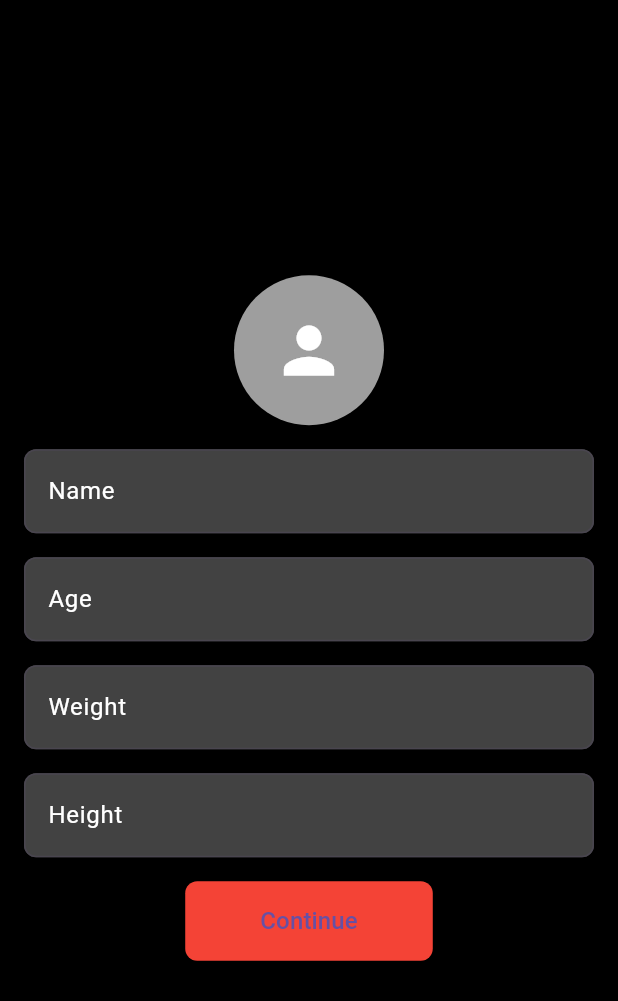
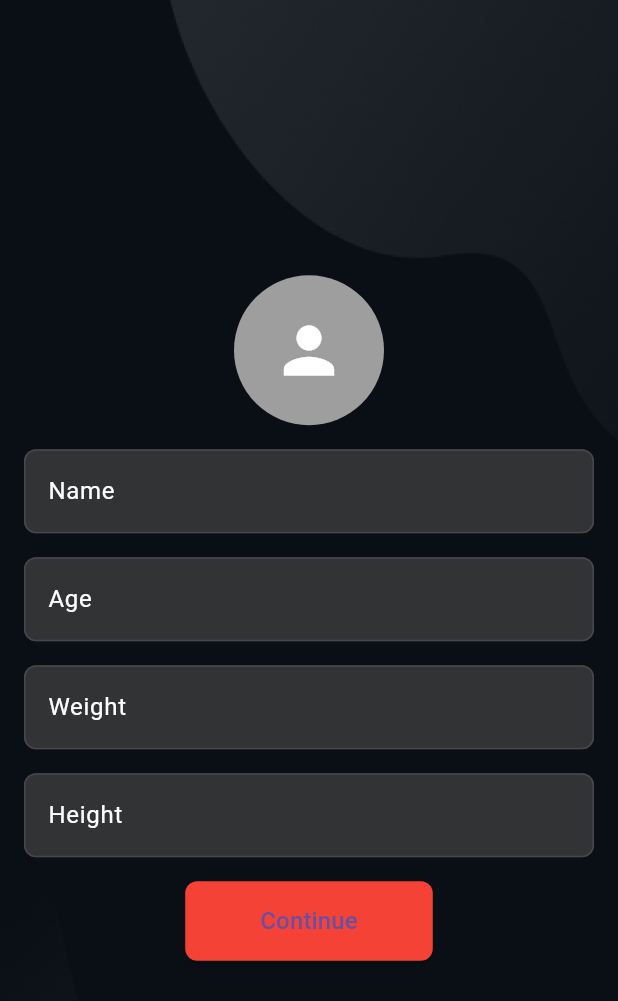
Before and after one commit to KH4rl4MOV/Blaze, a Flutter app: the WelcomeScreen screen opened directly, on a phone screen of 412 x 824 dp. Shown: the top 1001 px of the screen. Run offline on Flutter 3.47's test engine with Material 3 defaults, Android fonts, the phone set to English and light mode, and no system bars; our stand-ins replace shared_preferences; accounts and stored records are empty.

```diff
--- a/lib/main.dart
+++ b/lib/main.dart
@@ -1,3 +1,4 @@
+import 'package:blaze/screen/welcome_screen.dart';
 import 'package:flutter/material.dart';
 import 'package:provider/provider.dart';
 import 'screen/home_screen.dart';
@@ -20,7 +21,7 @@ class MyApp extends StatelessWidget {
               primarySwatch: Colors.blue,
               visualDensity: VisualDensity.adaptivePlatformDensity,
             ),
-            home: HomeScreen(),
+            home: WelcomeScreen(),
             builder: (context, child) {
               return Container(
                 decoration: BoxDecoration(
--- a/lib/screen/welcome_screen.dart
+++ b/lib/screen/welcome_screen.dart
@@ -1,4 +1,6 @@
 import 'package:flutter/material.dart';
+import 'package:provider/provider.dart';
+import '../theme_provider.dart';
 import 'home_screen.dart';
 
 class WelcomeScreen extends StatefulWidget {
@@ -22,9 +24,17 @@ class _WelcomeScreenState extends State<WelcomeScreen> {
 
   @override
   Widget build(BuildContext context) {
+    return Consumer<ThemeProvider>(
+      builder: (context, themeProvider, child) {
         return Scaffold(
           backgroundColor: Colors.black,
-      body: Padding(
+          body: Container(
+            decoration: BoxDecoration(
+              image: DecorationImage(
+                image: AssetImage(themeProvider.getBackgroundImage()),
+                fit: BoxFit.cover,
+              ),
+            ),
             padding: EdgeInsets.all(16.0),
             child: Center(
               child: Column(
@@ -41,7 +51,7 @@ class _WelcomeScreenState extends State<WelcomeScreen> {
                     decoration: InputDecoration(
                       labelText: 'Name',
                       filled: true,
-                  fillColor: Colors.grey[800],
+                      fillColor: Colors.grey[800]?.withOpacity(0.7),
                       labelStyle: TextStyle(color: Colors.white),
                       border: OutlineInputBorder(
                         borderRadius: BorderRadius.circular(8.0),
@@ -58,7 +68,7 @@ class _WelcomeScreenState extends State<WelcomeScreen> {
                     decoration: InputDecoration(
                       labelText: 'Age',
                       filled: true,
-                  fillColor: Colors.grey[800],
+                      fillColor: Colors.grey[800]?.withOpacity(0.7),
                       labelStyle: TextStyle(color: Colors.white),
                       border: OutlineInputBorder(
                         borderRadius: BorderRadius.circular(8.0),
@@ -76,7 +86,7 @@ class _WelcomeScreenState extends State<WelcomeScreen> {
                     decoration: InputDecoration(
                       labelText: 'Weight',
                       filled: true,
-                  fillColor: Colors.grey[800],
+                      fillColor: Colors.grey[800]?.withOpacity(0.7),
                       labelStyle: TextStyle(color: Colors.white),
                       border: OutlineInputBorder(
                         borderRadius: BorderRadius.circular(8.0),
@@ -94,7 +104,7 @@ class _WelcomeScreenState extends State<WelcomeScreen> {
                     decoration: InputDecoration(
                       labelText: 'Height',
                       filled: true,
-                  fillColor: Colors.grey[800],
+                      fillColor: Colors.grey[800]?.withOpacity(0.7),
                       labelStyle: TextStyle(color: Colors.white),
                       border: OutlineInputBorder(
                         borderRadius: BorderRadius.circular(8.0),
@@ -126,5 +136,7 @@ class _WelcomeScreenState extends State<WelcomeScreen> {
             ),
           ),
         );
+      },
+    );
   }
 }
```
Lines whose indentation alone changed are shown as unchanged.
